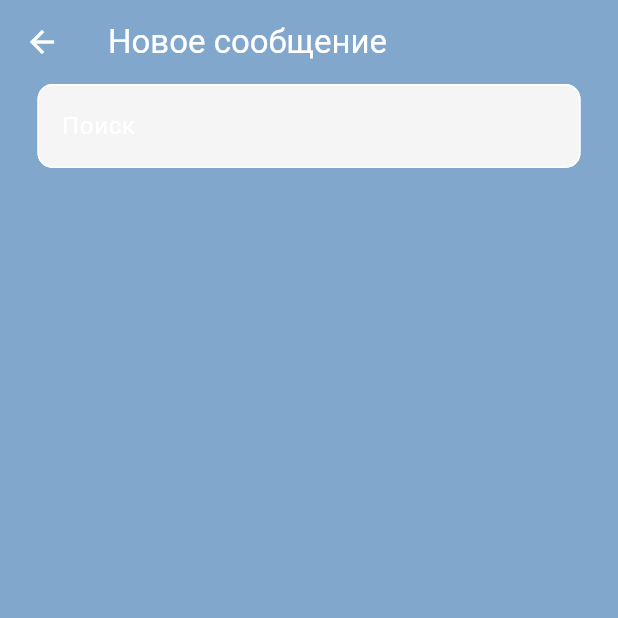
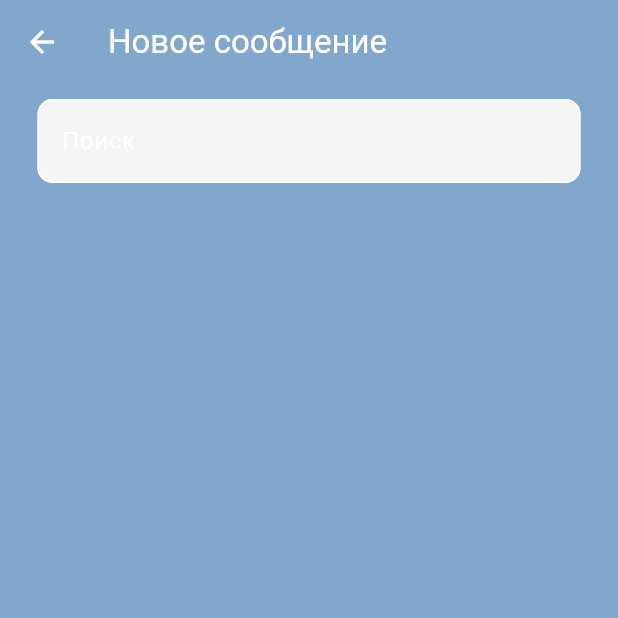
Before and after one commit to BagusevichS/my_chat_app, a Flutter app: the AddChatScreen screen opened directly, on a phone screen of 412 x 824 dp, the top half of it. Run offline on Flutter 3.47's test engine with Material 3 defaults, Android fonts, the phone set to English and light mode, and no system bars; our stand-ins replace cloud_firestore, firebase_auth, firebase_core; accounts and stored records are empty.

Commit message:
fix: исправил функцию добавления нового чата

```diff
--- a/lib/add_chat_screen.dart
+++ b/lib/add_chat_screen.dart
@@ -26,7 +26,9 @@ class _AddChatScreenState extends State<AddChatScreen> {
       ),
       body: Column(
         children: [
-          MyTextField(
+          Padding(
+            padding: const EdgeInsets.only(top: 10,bottom: 5),
+            child: MyTextField(
               hintText: "Поиск",
               obscureText: false,
               controller: controller,
@@ -34,6 +36,7 @@ class _AddChatScreenState extends State<AddChatScreen> {
                 // Вызываем setState для обновления экрана при изменении текста в TextField
                 setState(() {});
               },
+            ),
           ),
           // StreamBuilder should be used as a widget
           StreamBuilder(
```
Also changed, not shown: lib/chat_service.dart (+19 -15 lines), 1 other file. Lines whose indentation alone changed are shown as unchanged.
